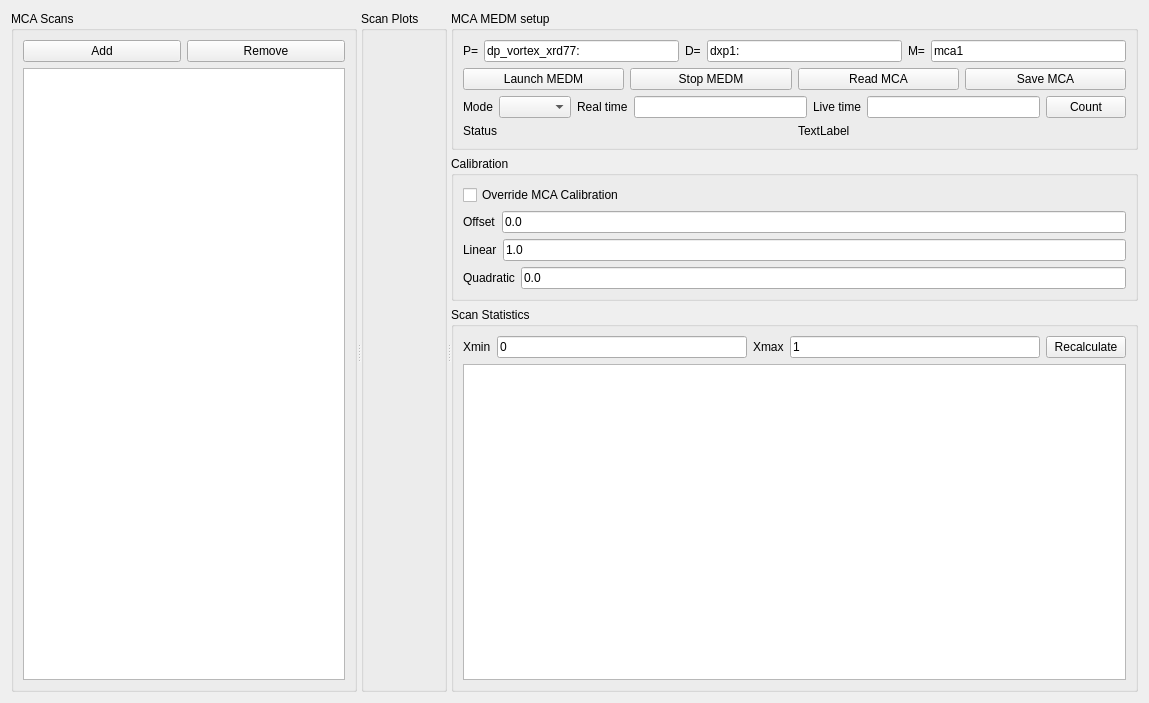
Above: UI_Forms/MCA_Widget.ui from chemmatcars/XAnoS before the change. Below: the same form after it.
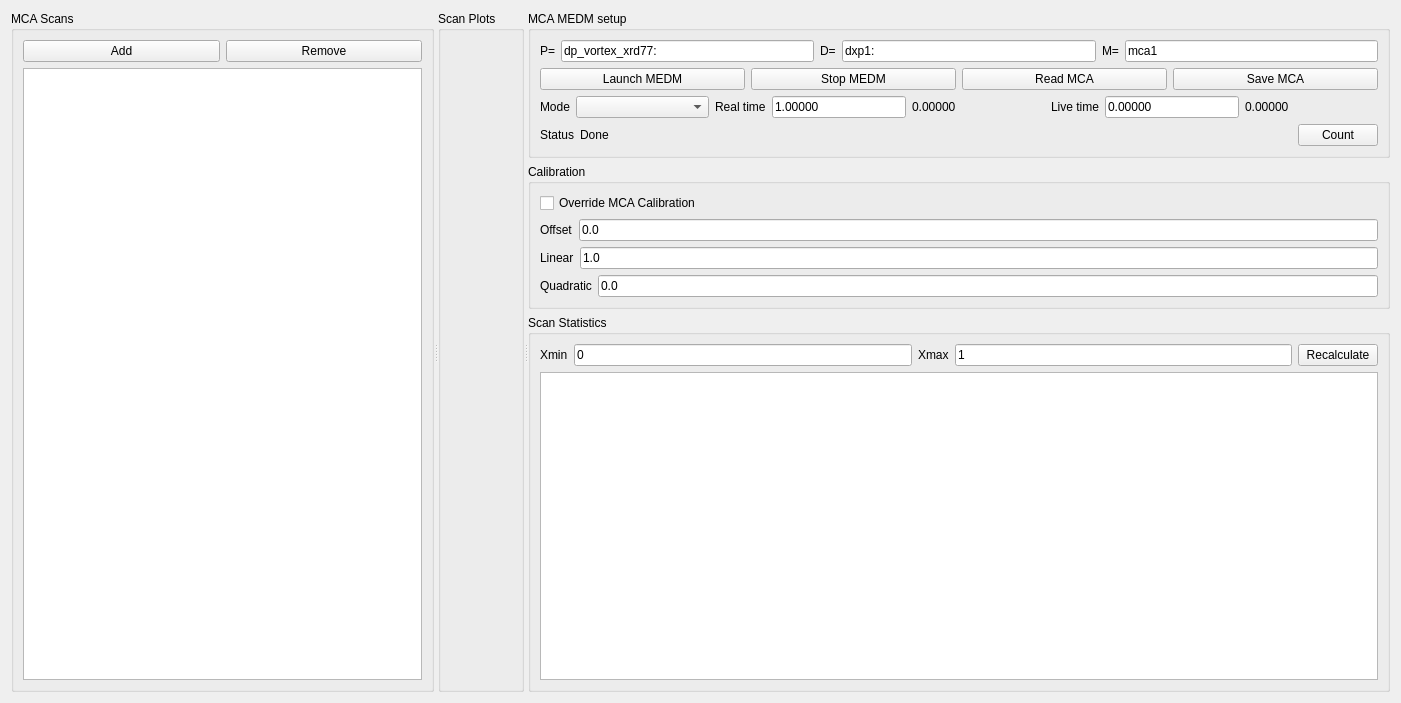
That is the form after the change. Custom widgets are drawn as their Qt base class.

```diff
--- a/UI_Forms/MCA_Widget.ui
+++ b/UI_Forms/MCA_Widget.ui
@@ -6,7 +6,7 @@
    <rect>
     <x>0</x>
     <y>0</y>
-    <width>1149</width>
+    <width>1401</width>
     <height>703</height>
    </rect>
   </property>
@@ -158,38 +158,90 @@
            <layout class="QHBoxLayout" name="horizontalLayout_2">
             <item>
              <widget class="QLabel" name="modLabel">
+              <property name="sizePolicy">
+               <sizepolicy hsizetype="Fixed" vsizetype="Fixed">
+                <horstretch>0</horstretch>
+                <verstretch>0</verstretch>
+               </sizepolicy>
+              </property>
               <property name="text">
                <string>Mode</string>
               </property>
              </widget>
             </item>
             <item>
-             <widget class="PVComboBox" name="modeComboBox"/>
+             <widget class="PVComboBox" name="modeComboBox">
+              <property name="sizePolicy">
+               <sizepolicy hsizetype="Expanding" vsizetype="Fixed">
+                <horstretch>0</horstretch>
+                <verstretch>0</verstretch>
+               </sizepolicy>
+              </property>
+             </widget>
             </item>
             <item>
              <widget class="QLabel" name="realTimeLabel">
+              <property name="sizePolicy">
+               <sizepolicy hsizetype="Fixed" vsizetype="Fixed">
+                <horstretch>0</horstretch>
+                <verstretch>0</verstretch>
+               </sizepolicy>
+              </property>
               <property name="text">
                <string>Real time</string>
               </property>
              </widget>
             </item>
             <item>
-             <widget class="PVLineEdit" name="realTimeLineEdit"/>
+             <widget class="PVLineEdit" name="realTimeLineEdit">
+              <property name="text">
+               <string>1.00000</string>
+              </property>
+             </widget>
+            </item>
+            <item>
+             <widget class="PVText" name="readRealTimeLabel">
+              <property name="sizePolicy">
+               <sizepolicy hsizetype="Expanding" vsizetype="Fixed">
+                <horstretch>0</horstretch>
+                <verstretch>0</verstretch>
+               </sizepolicy>
+              </property>
+              <property name="text">
+               <string>0.00000</string>
+              </property>
+             </widget>
             </item>
             <item>
              <widget class="QLabel" name="label_4">
+              <property name="sizePolicy">
+               <sizepolicy hsizetype="Fixed" vsizetype="Fixed">
+                <horstretch>0</horstretch>
+                <verstretch>0</verstretch>
+               </sizepolicy>
+              </property>
               <property name="text">
                <string>Live time</string>
               </property>
              </widget>
             </item>
             <item>
-             <widget class="PVLineEdit" name="liveTimeLineEdit"/>
+             <widget class="PVLineEdit" name="liveTimeLineEdit">
+              <property name="text">
+               <string>0.00000</string>
+              </property>
+             </widget>
             </item>
             <item>
-             <widget class="QPushButton" name="countPushButton">
+             <widget class="PVText" name="readLiveTimeLabel">
+              <property name="sizePolicy">
+               <sizepolicy hsizetype="Expanding" vsizetype="Fixed">
+                <horstretch>0</horstretch>
+                <verstretch>0</verstretch>
+               </sizepolicy>
+              </property>
               <property name="text">
-               <string>Count</string>
+               <string>0.00000</string>
               </property>
              </widget>
             </item>
@@ -206,8 +258,34 @@
             </item>
             <item>
              <widget class="PVText" name="currentStatusLabel">
+              <property name="sizePolicy">
+               <sizepolicy hsizetype="Expanding" vsizetype="Preferred">
+                <horstretch>0</horstretch>
+                <verstretch>0</verstretch>
+               </sizepolicy>
+              </property>
               <property name="text">
-               <string>TextLabel</string>
+               <string>Done</string>
+              </property>
+             </widget>
+            </item>
+            <item>
+             <spacer name="horizontalSpacer">
+              <property name="orientation">
+               <enum>Qt::Horizontal</enum>
+              </property>
+              <property name="sizeHint" stdset="0">
+               <size>
+                <width>40</width>
+                <height>20</height>
+               </size>
+              </property>
+             </spacer>
+            </item>
+            <item>
+             <widget class="QPushButton" name="countPushButton">
+              <property name="text">
+               <string>Count</string>
               </property>
              </widget>
             </item>
```
